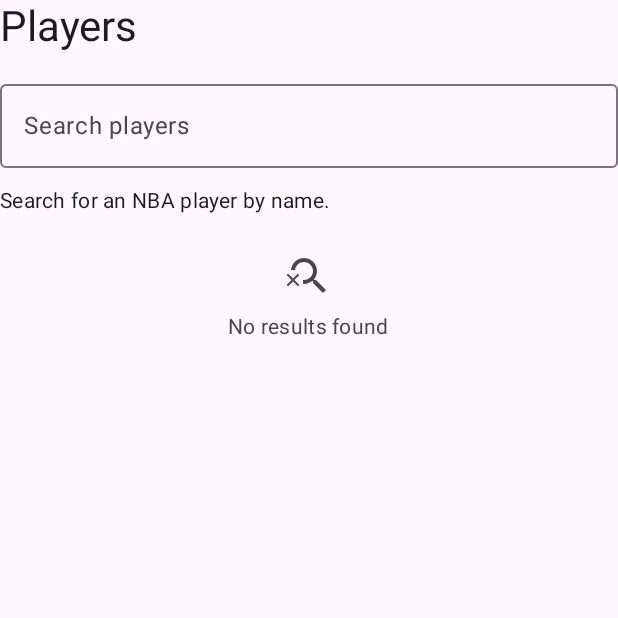
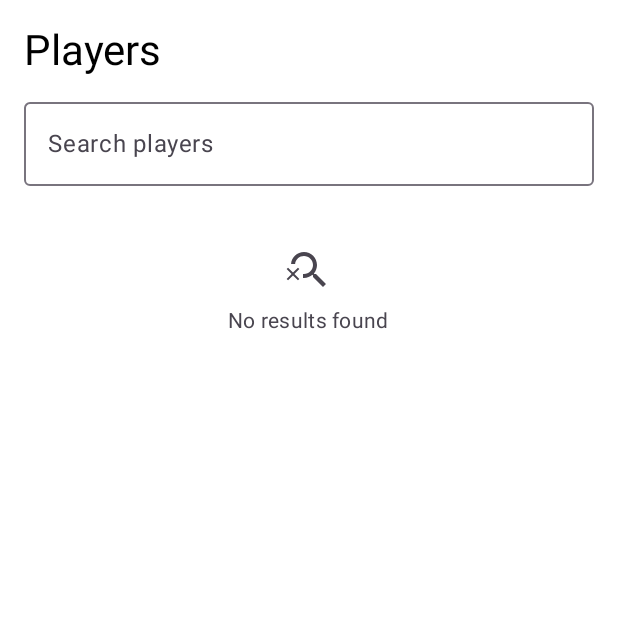
Before and after one commit to Joneyviana/NbaChallenge, an Android app built with Jetpack Compose: the composable PlayersScreen shown on its own in the app's theme, on a phone screen of 412 x 824 dp, the top half of it. Run offline under Robolectric (Android 15) with nearby library versions, the phone set to English and light mode, and no system bars; our stand-ins replace Dagger/Hilt's generated code, Room's generated code, paging.

Commit message:
refactor(player): Refatorando o PlayersScreen.kt

```diff
--- /dev/null
+++ b/app/src/main/java/com/example/nba/presentation/players/PlayersHeader.kt
@@ -0,0 +1,17 @@
+package com.example.nba.presentation.players
+
+import androidx.compose.foundation.layout.padding
+import androidx.compose.material3.MaterialTheme
+import androidx.compose.material3.Text
+import androidx.compose.runtime.Composable
+import androidx.compose.ui.Modifier
+import androidx.compose.ui.unit.dp
+
+@Composable
+fun PlayersHeader() {
+    Text(
+        text = "Players",
+        style = MaterialTheme.typography.headlineMedium,
+        modifier = Modifier.padding(16.dp)
+    )
+}
--- /dev/null
+++ b/app/src/main/java/com/example/nba/presentation/players/PlayersList.kt
@@ -0,0 +1,90 @@
+package com.example.nba.presentation.players
+
+import androidx.compose.foundation.layout.PaddingValues
+import androidx.compose.foundation.layout.fillMaxWidth
+import androidx.compose.foundation.lazy.LazyColumn
+import androidx.compose.foundation.lazy.LazyListScope
+import androidx.compose.material3.Text
+import androidx.compose.material3.TextButton
+import androidx.compose.runtime.Composable
+import androidx.compose.ui.Modifier
+import androidx.compose.ui.unit.dp
+import androidx.paging.LoadState
+import androidx.paging.compose.LazyPagingItems
+import androidx.paging.compose.itemKey
+import com.example.nba.domain.model.Player
+import com.example.nba.presentation.components.EmptyContent
+import com.example.nba.presentation.components.ErrorContent
+import com.example.nba.presentation.components.LoadingContent
+
+@Composable
+fun PlayersList(
+    players: LazyPagingItems<Player>,
+    modifier: Modifier = Modifier
+) {
+    LazyColumn(
+        modifier = modifier,
+        contentPadding = PaddingValues(16.dp)
+    ) {
+        when {
+            players.itemCount > 0 -> {
+                items(
+                    count = players.itemCount,
+                    key = players.itemKey { it.id }
+                ) { index ->
+                    players[index]?.let { player ->
+                        PlayerItem(player)
+                    }
+                }
+            }
+
+            players.loadState.refresh is LoadState.Loading -> {
+                item {
+                    LoadingContent()
+                }
+            }
+
+            players.loadState.refresh is LoadState.Error -> {
+                item {
+                    ErrorContent(
+                        message = "Não foi possível carregar os jogadores",
+                        onRetry = players::retry
+                    )
+                }
+            }
+
+            else -> {
+                item {
+                    EmptyContent()
+                }
+            }
+        }
+
+        AppendLoadingItem(players)
+    }
+}
+
+private fun LazyListScope.AppendLoadingItem(
+    players: LazyPagingItems<Player>
+) {
+    when (players.loadState.append) {
+        is LoadState.Loading -> {
+            item {
+                LoadingContent()
+            }
+        }
+
+        is LoadState.Error -> {
+            item {
+                TextButton(
+                    onClick = players::retry,
+                    modifier = Modifier.fillMaxWidth()
+                ) {
+                    Text("Não foi possível carregar mais jogadores. Tentar novamente")
+                }
+            }
+        }
+
+        is LoadState.NotLoading -> Unit
+    }
+}
--- a/app/src/main/java/com/example/nba/presentation/players/PlayersScreen.kt
+++ b/app/src/main/java/com/example/nba/presentation/players/PlayersScreen.kt
@@ -1,136 +1,35 @@
 
 package com.example.nba.presentation.players
 
-import androidx.compose.foundation.layout.*
-import androidx.compose.foundation.lazy.LazyColumn
-import androidx.compose.foundation.text.KeyboardActions
-import androidx.compose.foundation.text.KeyboardOptions
-import androidx.compose.material3.*
-import androidx.compose.runtime.*
+import androidx.compose.foundation.layout.Column
+import androidx.compose.foundation.layout.fillMaxSize
+import androidx.compose.runtime.Composable
+import androidx.compose.runtime.getValue
 import androidx.compose.ui.Modifier
-import androidx.compose.ui.platform.LocalSoftwareKeyboardController
-import androidx.compose.ui.text.input.ImeAction
-import androidx.compose.ui.text.input.KeyboardType
-import androidx.compose.ui.unit.dp
 import androidx.hilt.navigation.compose.hiltViewModel
 import androidx.lifecycle.compose.collectAsStateWithLifecycle
-import androidx.paging.LoadState
 import androidx.paging.compose.collectAsLazyPagingItems
-import androidx.paging.compose.itemKey
-import com.example.nba.presentation.components.EmptyContent
-import com.example.nba.presentation.components.ErrorContent
-import com.example.nba.presentation.components.LoadingContent
 
 @Composable
-fun PlayersScreen(viewModel: PlayerViewModel = hiltViewModel()) {
+fun PlayersScreen(
+    viewModel: PlayerViewModel = hiltViewModel()
+) {
     val players = viewModel.players.collectAsLazyPagingItems()
     val searchQuery by viewModel.searchQuery.collectAsStateWithLifecycle()
-    val keyboardController = LocalSoftwareKeyboardController.current
 
-    Column(Modifier.fillMaxSize()) {
-        Text(
-            "Players",
-            style = MaterialTheme.typography.headlineMedium,
+    Column(
+        modifier = Modifier.fillMaxSize()
+    ) {
+        PlayersHeader()
+
+        PlayersSearchField(
+            query = searchQuery,
+            onQueryChange = viewModel::onSearchQueryChanged
         )
 
-        OutlinedTextField(
-            value = searchQuery,
-            onValueChange = {
-                viewModel.onSearchQueryChanged(it)
-            },
-            modifier = Modifier
-                .fillMaxWidth()
-                .padding(top = 12.dp),
-            label = { Text("Search players") },
-            singleLine = true,
-            keyboardOptions = KeyboardOptions(
-                keyboardType = KeyboardType.Text,
-                imeAction = ImeAction.Search,
-                autoCorrectEnabled = false,
-            ),
-            keyboardActions = KeyboardActions(
-                onSearch = {
-                    keyboardController?.hide()
-                },
-            ),
+        PlayersList(
+            players = players,
+            modifier = Modifier.weight(1f)
         )
-
-        Spacer(Modifier.height(12.dp))
-
-        Text(
-            if (searchQuery.isBlank()) {
-                "Search for an NBA player by name."
-            } else {
-                "Searching for: $searchQuery"
-            },
-            style = MaterialTheme.typography.bodyMedium,
-        )
-
-        LazyColumn(
-            modifier = Modifier.fillMaxSize(),
-            verticalArrangement = Arrangement.spacedBy(8.dp),
-        ) {
-            when {
-                // Prioriza os dados disponíveis no Room
-                players.itemCount > 0 -> {
-                    items(
-                        count = players.itemCount,
-                        key = players.itemKey { it.id },
-                    ) { index ->
-                        players[index]?.let { player ->
-                            PlayerItem(player)
-                        }
-                    }
-                }
-
-                // Sem dados e carregando
-                players.loadState.refresh is LoadState.Loading -> {
-                    item {
-                        LoadingContent()
-                    }
-                }
-
-                // Sem dados e com erro
-                players.loadState.refresh is LoadState.Error -> {
-                    item {
-                        ErrorContent(
-                            message = "Não foi possível carregar os jogadores",
-                            onRetry = players::retry,
-                        )
-                    }
-                }
-
-                // Sem dados e sem erro
-                else -> {
-                    item {
-                        EmptyContent()
-                    }
-                }
-            }
-
-            // Carregamento da próxima página
-            when (players.loadState.append) {
-                is LoadState.Loading -> {
-                    item {
-                        LoadingContent()
-                    }
-                }
-
-                is LoadState.Error -> {
-                    item {
-                        TextButton(
-                            onClick = players::retry,
-                            modifier = Modifier.fillMaxWidth(),
-                        ) {
-                            Text(
-                                "Não foi possível carregar mais jogadores. Tentar novamente",
-                            )
-                        }
-                    }
-                }
-
-                is LoadState.NotLoading -> Unit
-            }
-        }
     }
 }
--- /dev/null
+++ b/app/src/main/java/com/example/nba/presentation/players/PlayersSearchField.kt
@@ -0,0 +1,27 @@
+package com.example.nba.presentation.players
+
+import androidx.compose.foundation.layout.fillMaxWidth
+import androidx.compose.foundation.layout.padding
+import androidx.compose.material3.OutlinedTextField
+import androidx.compose.material3.Text
+import androidx.compose.runtime.Composable
+import androidx.compose.ui.Modifier
+import androidx.compose.ui.unit.dp
+
+@Composable
+fun PlayersSearchField(
+    query: String,
+    onQueryChange: (String) -> Unit
+) {
+    OutlinedTextField(
+        value = query,
+        onValueChange = onQueryChange,
+        modifier = Modifier
+            .fillMaxWidth()
+            .padding(horizontal = 16.dp),
+        placeholder = {
+            Text("Search players")
+        },
+        singleLine = true
+    )
+}
```
